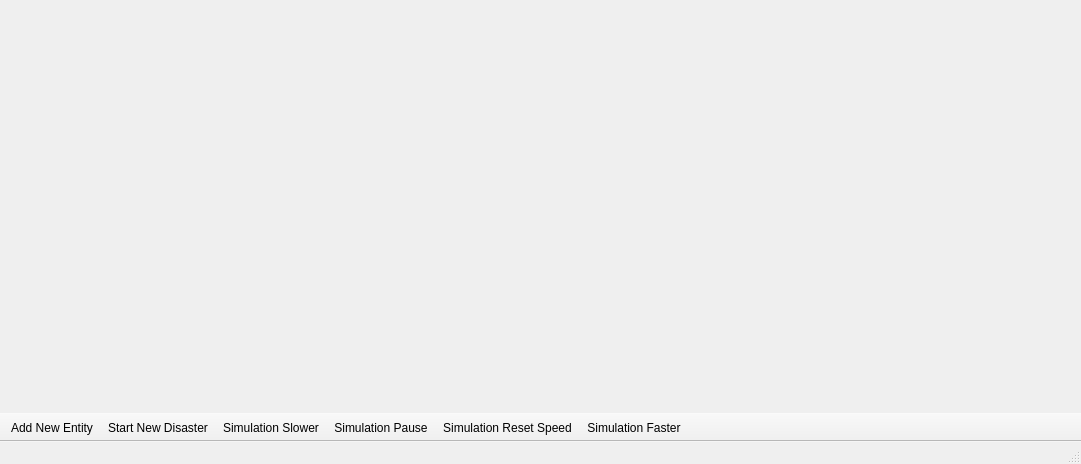
The window that Source/mainwindow.ui (kamil-dlugosz/WhenDinosWentExtinct) describes before a commit, drawn with Qt 5.
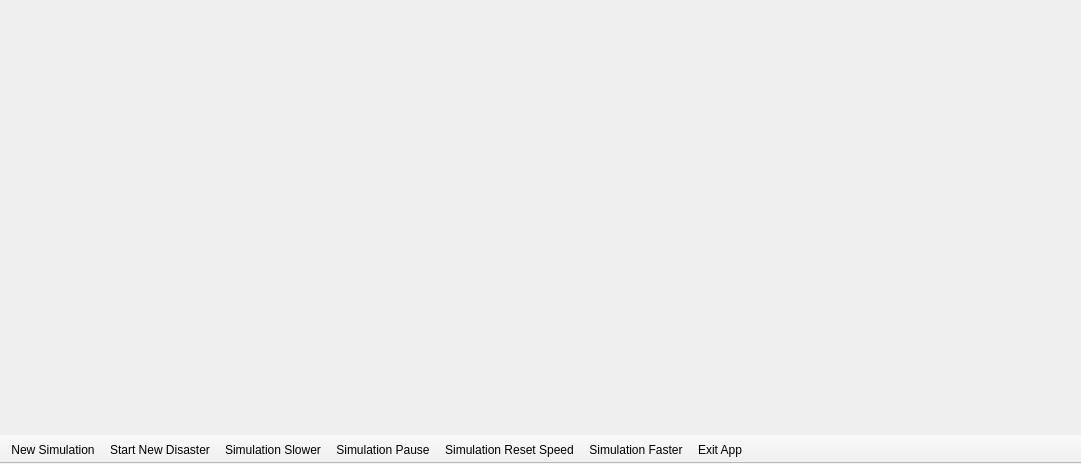
The same window after the commit.

What changed in the file:
```diff
--- a/Source/mainwindow.ui
+++ b/Source/mainwindow.ui
@@ -24,7 +24,6 @@
     </rect>
    </property>
   </widget>
-  <widget class="QStatusBar" name="statusbar"/>
   <widget class="QToolBar" name="toolBar">
    <property name="windowTitle">
     <string>toolBar</string>
@@ -41,18 +40,14 @@
    <attribute name="toolBarBreak">
     <bool>false</bool>
    </attribute>
-   <addaction name="actionAdd_New_Entity"/>
+   <addaction name="actionNew_Simulation"/>
    <addaction name="actionStart_New_Disaster"/>
    <addaction name="actionSimulation_Slower"/>
    <addaction name="actionSimulation_Pause"/>
    <addaction name="actionSimulation_Reset_Speed"/>
    <addaction name="actionSimulation_Faster"/>
+   <addaction name="actionExit_App"/>
   </widget>
-  <action name="actionAdd_New_Entity">
-   <property name="text">
-    <string>Add New Entity</string>
-   </property>
-  </action>
   <action name="actionStart_New_Disaster">
    <property name="text">
     <string>Start New Disaster</string>
@@ -81,6 +76,16 @@
     <string>Simulation Reset Speed</string>
    </property>
   </action>
+  <action name="actionNew_Simulation">
+   <property name="text">
+    <string>New Simulation</string>
+   </property>
+  </action>
+  <action name="actionExit_App">
+   <property name="text">
+    <string>Exit App</string>
+   </property>
+  </action>
  </widget>
  <resources/>
  <connections/>
```
